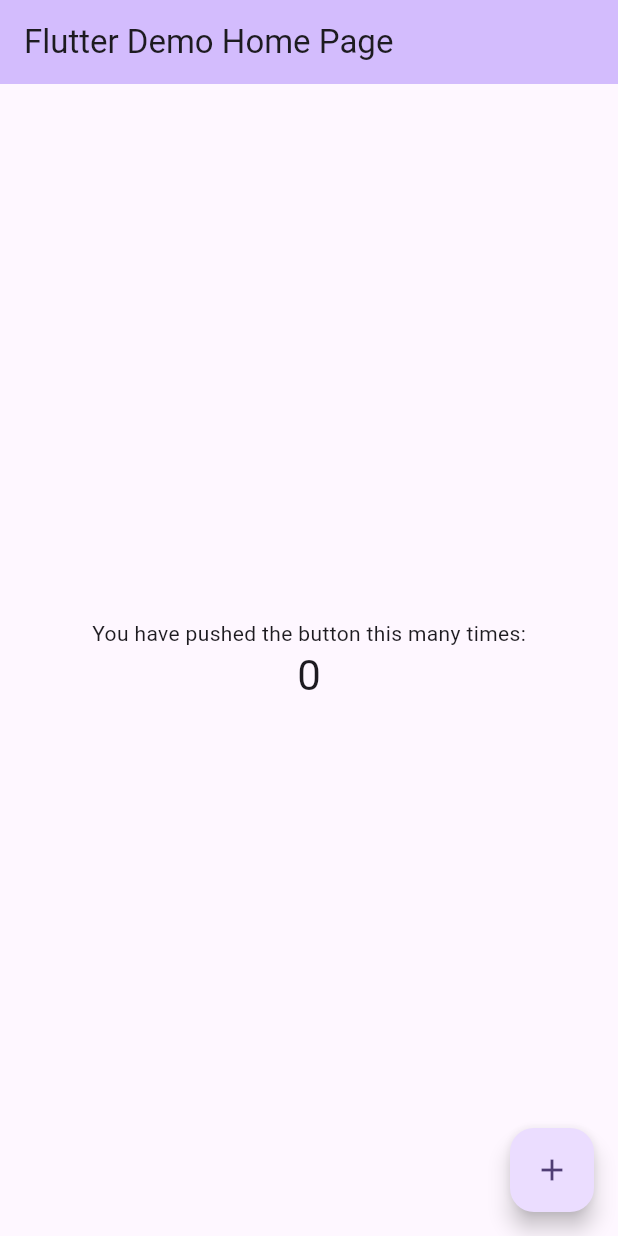
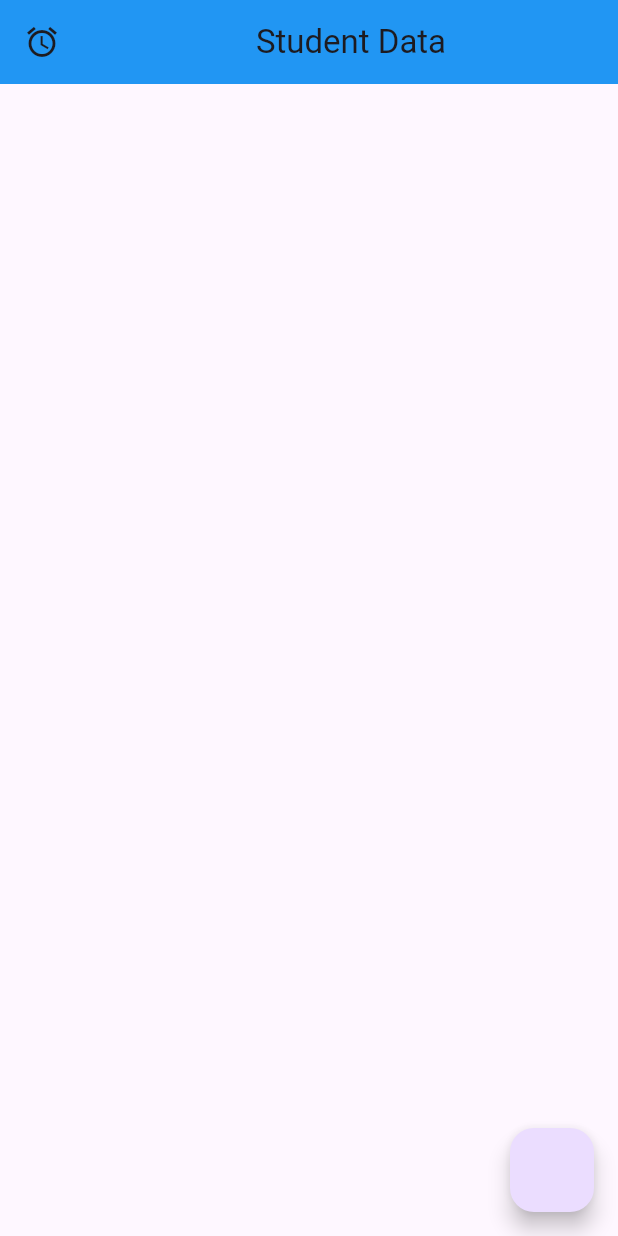
Before and after one commit to EnforcerHuman/Student_management, a Flutter app: the screen it shows after launch, on a phone screen of 412 x 824 dp. Run offline on Flutter 3.47's test engine with Material 3 defaults, Android fonts, the phone set to English and light mode, and no system bars; our stand-ins replace hive, hive_flutter; accounts and stored records are empty.

Commit message:
student app created without state management

```diff
--- /dev/null
+++ b/lib/Screens/home_screen.dart
@@ -0,0 +1,57 @@
+import 'package:flutter/material.dart';
+import 'package:studentapp/Screens/add_student.dart';
+import 'package:studentapp/Screens/detail_screen.dart';
+import 'package:studentapp/db_function/function.dart';
+
+class HomeScreen extends StatefulWidget {
+  const HomeScreen({super.key});
+
+  @override
+  State<HomeScreen> createState() => _HomeScreenState();
+}
+
+class _HomeScreenState extends State<HomeScreen> {
+  @override
+  void initState() {
+    printAllStudents();
+  }
+
+  @override
+  Widget build(BuildContext context) {
+    return Scaffold(
+      appBar: AppBar(
+        backgroundColor: Colors.blue,
+        leading: IconButton(
+            onPressed: () {
+              printAllStudents();
+            },
+            icon: Icon(Icons.access_alarm_outlined)),
+        title: Center(child: Text('Student Data')),
+      ),
+      body: SafeArea(
+          child: ListView.builder(
+              itemCount: studentlist.length,
+              itemBuilder: (context, index) {
+                return GestureDetector(
+                  onTap: () {
+                    Navigator.of(context).push(MaterialPageRoute(
+                        builder: (ctx) => DetailScreen(index: index)));
+                  },
+                  child: ListTile(
+                    leading: const CircleAvatar(
+                      backgroundColor: Colors.amber,
+                    ),
+                    title: Text(studentlist[index].name),
+                  ),
+                );
+              })),
+      floatingActionButton: FloatingActionButton(
+        onPressed: () {
+          // addStudent('23', 'Test', 'email', '123454');
+          Navigator.of(context)
+              .push(MaterialPageRoute(builder: (ctx) => const AddStudent()));
+        },
+      ),
+    );
+  }
+}
--- /dev/null
+++ b/lib/db_function/function.dart
@@ -0,0 +1,24 @@
+import 'package:hive_flutter/hive_flutter.dart';
+import 'package:studentapp/db_model/model.dart';
+
+List<studentmodel> studentlist = [];
+
+Future<void> addStudent(
+    String age, String name, String email, String phone) async {
+  final studentBox = await Hive.openBox<studentmodel>('student_db');
+  final student =
+      studentmodel(age: age, name: name, email: email, phone: phone);
+  studentBox.put(name, student);
+}
+
+Future<List<studentmodel>> printAllStudents() async {
+  final studentBox = await Hive.openBox<studentmodel>('student_db');
+  final List<studentmodel> students = studentBox.values.toList();
+  for (var student in students) {
+    print(
+        'Name: ${student.name}, Age: ${student.age}, Email: ${student.email}, Phone: ${student.phone}');
+    studentlist.add(student);
+  }
+
+  return students;
+}
--- a/lib/main.dart
+++ b/lib/main.dart
@@ -1,6 +1,14 @@
 import 'package:flutter/material.dart';
+import 'package:studentapp/Screens/home_screen.dart';
+import 'package:hive_flutter/hive_flutter.dart';
+import 'package:studentapp/db_model/model.dart';
 
-void main() {
+Future<void> main() async {
+  WidgetsFlutterBinding.ensureInitialized();
+  Hive.initFlutter();
+  if (!Hive.isAdapterRegistered(studentmodelAdapter().typeId)) {
+    Hive.registerAdapter(studentmodelAdapter());
+  }
   runApp(const MyApp());
 }
 
@@ -11,115 +19,11 @@ class MyApp extends StatelessWidget {
   @override
   Widget build(BuildContext context) {
     return MaterialApp(
-      title: 'Flutter Demo',
-      theme: ThemeData(
-        // This is the theme of your application.
-        //
-        // TRY THIS: Try running your application with "flutter run". You'll see
-        // the application has a purple toolbar. Then, without quitting the app,
-        // try changing the seedColor in the colorScheme below to Colors.green
-        // and then invoke "hot reload" (save your changes or press the "hot
-        // reload" button in a Flutter-supported IDE, or press "r" if you used
-        // the command line to start the app).
-        //
-        // Notice that the counter didn't reset back to zero; the application
-        // state is not lost during the reload. To reset the state, use hot
-        // restart instead.
-        //
-        // This works for code too, not just values: Most code changes can be
-        // tested with just a hot reload.
-        colorScheme: ColorScheme.fromSeed(seedColor: Colors.deepPurple),
-        useMaterial3: true,
-      ),
-      home: const MyHomePage(title: 'Flutter Demo Home Page'),
-    );
+        title: 'Flutter Demo',
+        theme: ThemeData(
+          colorScheme: ColorScheme.fromSeed(seedColor: Colors.deepPurple),
+          useMaterial3: true,
+        ),
+        home: const HomeScreen());
   }
 }
-
-class MyHomePage extends StatefulWidget {
-  const MyHomePage({super.key, required this.title});
-
-  // This widget is the home page of your application. It is stateful, meaning
-  // that it has a State object (defined below) that contains fields that affect
-  // how it looks.
-
-  // This class is the configuration for the state. It holds the values (in this
-  // case the title) provided by the parent (in this case the App widget) and
-  // used by the build method of the State. Fields in a Widget subclass are
-  // always marked "final".
-
-  final String title;
-
-  @override
-  State<MyHomePage> createState() => _MyHomePageState();
-}
-
-class _MyHomePageState extends State<MyHomePage> {
-  int _counter = 0;
-
-  void _incrementCounter() {
-    setState(() {
-      // This call to setState tells the Flutter framework that something has
-      // changed in this State, which causes it to rerun the build method below
-      // so that the display can reflect the updated values. If we changed
-      // _counter without calling setState(), then the build method would not be
-      // called again, and so nothing would appear to happen.
-      _counter++;
-    });
-  }
-
-  @override
-  Widget build(BuildContext context) {
-    // This method is rerun every time setState is called, for instance as done
-    // by the _incrementCounter method above.
-    //
-    // The Flutter framework has been optimized to make rerunning build methods
-    // fast, so that you can just rebuild anything that needs updating rather
-    // than having to individually change instances of widgets.
-    return Scaffold(
-      appBar: AppBar(
-        // TRY THIS: Try changing the color here to a specific color (to
-        // Colors.amber, perhaps?) and trigger a hot reload to see the AppBar
-        // change color while the other colors stay the same.
-        backgroundColor: Theme.of(context).colorScheme.inversePrimary,
-        // Here we take the value from the MyHomePage object that was created by
-        // the App.build method, and use it to set our appbar title.
-        title: Text(widget.title),
-      ),
-      body: Center(
-        // Center is a layout widget. It takes a single child and positions it
-        // in the middle of the parent.
-        child: Column(
-          // Column is also a layout widget. It takes a list of children and
-          // arranges them vertically. By default, it sizes itself to fit its
-          // children horizontally, and tries to be as tall as its parent.
-          //
-          // Column has various properties to control how it sizes itself and
-          // how it positions its children. Here we use mainAxisAlignment to
-          // center the children vertically; the main axis here is the vertical
-          // axis because Columns are vertical (the cross axis would be
-          // horizontal).
-          //
-          // TRY THIS: Invoke "debug painting" (choose the "Toggle Debug Paint"
-          // action in the IDE, or press "p" in the console), to see the
-          // wireframe for each widget.
-          mainAxisAlignment: MainAxisAlignment.center,
-          children: <Widget>[
-            const Text(
-              'You have pushed the button this many times:',
-            ),
-            Text(
-              '$_counter',
-              style: Theme.of(context).textTheme.headlineMedium,
-            ),
-          ],
-        ),
-      ),
-      floatingActionButton: FloatingActionButton(
-        onPressed: _incrementCounter,
-        tooltip: 'Increment',
-        child: const Icon(Icons.add),
-      ), // This trailing comma makes auto-formatting nicer for build methods.
-    );
-  }
-}
--- a/pubspec.yaml
+++ b/pubspec.yaml
@@ -35,6 +35,10 @@ dependencies:
   # The following adds the Cupertino Icons font to your application.
   # Use with the CupertinoIcons class for iOS style icons.
   cupertino_icons: ^1.0.6
+  provider: ^6.1.2
+  hive_flutter: ^1.1.0
+  hive: ^2.2.3
+
 
 dev_dependencies:
   flutter_test:
@@ -46,6 +50,8 @@ dev_dependencies:
   # package. See that file for information about deactivating specific lint
   # rules and activating additional ones.
   flutter_lints: ^3.0.0
+  build_runner: ^2.4.10
+  hive_generator: ^2.0.1
 
 # For information on the generic Dart part of this file, see the
 # following page: https://dart.dev/tools/pub/pubspec
```
Also changed, not shown: lib/Screens/add_student.dart (added, +57 -0 lines), lib/Screens/detail_screen.dart (added, +46 -0 lines), lib/db_model/model.dart (added, +20 -0 lines), lib/db_model/model.g.dart (added), pubspec.lock, 1 other file.
